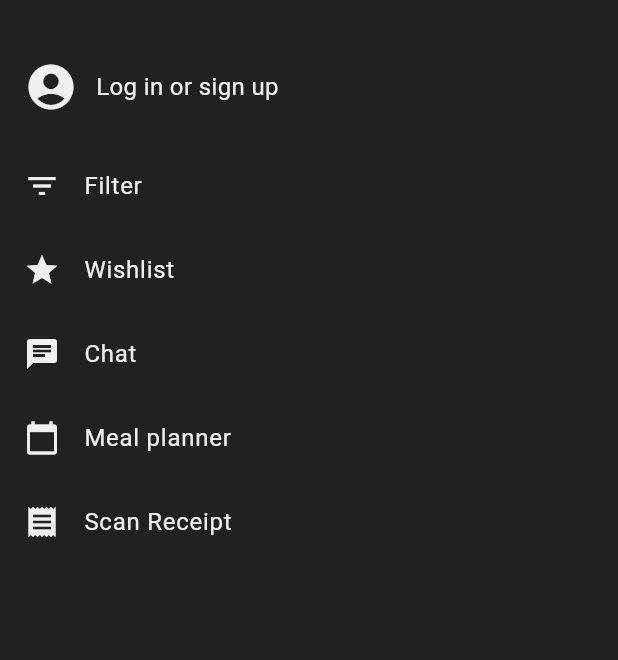
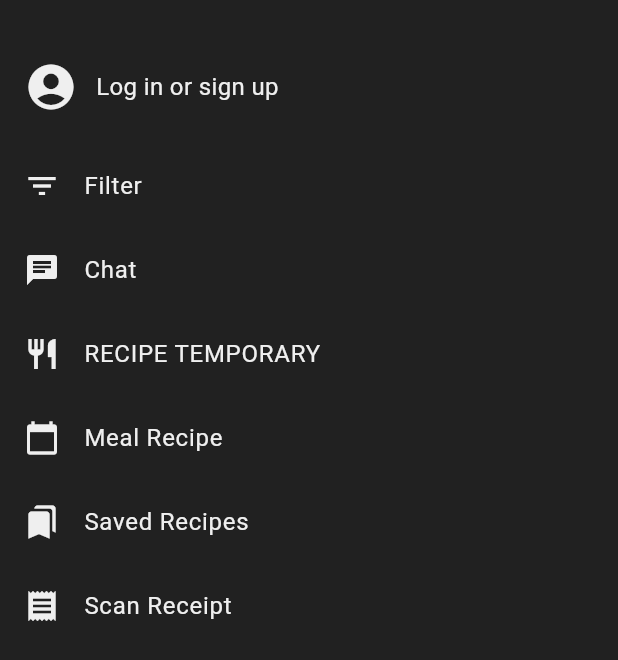
Before and after one commit to Kenzirey/ShoppingListGroup11, a Flutter app: the MyDrawer widget shown alone on an empty page, opened directly, on a phone screen of 412 x 824 dp. Shown: the top 660 px of the screen. Run offline on Flutter 3.47's test engine with Material 3 defaults, Android fonts, the phone set to English and light mode, and no system bars; our stand-ins replace flutter_gemini, flutter_riverpod, go_router, google_fonts, google_sign_in, image_picker and 1 more; missing offline and left inert: google_ml_kit; accounts and stored records are empty.

Commit message:
Set up 'saved recipes' screen skeleton.
First draft is done, with some dummy data just to develop the frontend aspect until we actually use dynamic data.

```diff
--- a/lib/routes/routes.dart
+++ b/lib/routes/routes.dart
@@ -3,7 +3,9 @@ import 'package:go_router/go_router.dart';
 import 'package:shopping_list_g11/src/screen/chat_screen.dart';
 import 'package:shopping_list_g11/src/screen/home_screen.dart';
 import 'package:shopping_list_g11/src/screen/login.dart';
+import 'package:shopping_list_g11/src/screen/meal_planner.dart';
 import 'package:shopping_list_g11/src/screen/meal_recipe.dart';
+import 'package:shopping_list_g11/src/screen/saved_recipes.dart';
 import 'package:shopping_list_g11/src/screen/shopping_list.dart';
 import 'package:shopping_list_g11/src/screen/purchase_history.dart';
 import 'package:shopping_list_g11/src/screen/signup_screen.dart';
@@ -82,20 +84,30 @@ class AppRouter {
             builder: (context, state) => const ScanReceiptScreen(),
           ),
           GoRoute(
-            path: '/chat', // meal recipe chat
+            path: '/chat', // chat screen (for asking for recipes)
             name: 'chat',
             builder: (context, state) => const ChatScreen(),
           ),
           GoRoute(
             path: '/recipe', // meal recipe chat
+            name: 'recipe',
+            builder: (context, state) => const MealRecipeScreen(),
+          ),
+          GoRoute(
+            path: '/meal-planner',
             name: 'mealPlanner',
-            builder: (context, state) => const MealRecipeScreen(),
+            builder: (context, state) => const MealPlannerScreen(),
           ),
           GoRoute(
             path: '/account',
             name: 'accountPage',
             builder: (context, state) => const AccountPageScreen(),
           ),
+          GoRoute(
+            path: '/savedRecipes',
+            name: 'savedRecipes',
+            builder: (context, state) => const SavedRecipesScreen(),
+          )
         ],
       ),
     ],
--- a/lib/src/widget/my_drawer.dart
+++ b/lib/src/widget/my_drawer.dart
@@ -55,7 +55,7 @@ class MyDrawer extends ConsumerWidget {
                 // If user IS logged in, show clickable avatar + name
                 Padding(
                   padding: const EdgeInsets.symmetric(horizontal: 16.0),
-		              child: InkWell(
+                  child: InkWell(
                     onTap: () {
                       Navigator.of(context).pop();
                       AppRouter.isDrawerNavigation = true;
@@ -66,7 +66,8 @@ class MyDrawer extends ConsumerWidget {
                       children: [
                         if (currentUser.avatarUrl?.isNotEmpty == true)
                           CircleAvatar(
-                            backgroundImage: NetworkImage(currentUser.avatarUrl!),
+                            backgroundImage:
+                                NetworkImage(currentUser.avatarUrl!),
                             radius: 18,
                           )
                         else
@@ -77,59 +78,75 @@ class MyDrawer extends ConsumerWidget {
                           ),
                         const SizedBox(width: 12),
                         Text(
-                          currentUser.name.isEmpty ? 'No Name' : currentUser.name,
+                          currentUser.name.isEmpty
+                              ? 'No Name'
+                              : currentUser.name,
                           style: TextStyle(
                             color: Theme.of(context).colorScheme.tertiary,
                             fontSize: 16,
+                          ),
                         ),
-                      ),
-                    ],
+                      ],
+                    ),
                   ),
                 ),
-              ),
               const SizedBox(height: 20),
 
               // Filter
               ListTile(
-                leading: Icon(Icons.filter_list, color: Theme.of(context).colorScheme.tertiary),
+                leading: Icon(Icons.filter_list,
+                    color: Theme.of(context).colorScheme.tertiary),
                 title: Text(
                   'Filter',
-                  style: TextStyle(color: Theme.of(context).colorScheme.tertiary),
-                ),
-                onTap: () {},
-              ),
-
-              // Wishlist
-              ListTile(
-                leading: Icon(Icons.star, color: Theme.of(context).colorScheme.tertiary),
-                title: Text(
-                  'Wishlist',
-                  style: TextStyle(color: Theme.of(context).colorScheme.tertiary),
+                  style:
+                      TextStyle(color: Theme.of(context).colorScheme.tertiary),
                 ),
                 onTap: () {},
               ),
 
               // Chat
               ListTile(
-                leading: Icon(Icons.chat, color: Theme.of(context).colorScheme.tertiary),
+                leading: Icon(Icons.chat,
+                    color: Theme.of(context).colorScheme.tertiary),
                 title: Text(
                   'Chat',
-                  style: TextStyle(color: Theme.of(context).colorScheme.tertiary),
+                  style:
+                      TextStyle(color: Theme.of(context).colorScheme.tertiary),
                 ),
                 onTap: () {
                   Navigator.of(context).pop();
-                  AppRouter.isDrawerNavigation = true; // Mark navigation as from the drawer
+                  AppRouter.isDrawerNavigation =
+                      true; // Mark navigation as from the drawer
                   context.goNamed('chat');
                   AppRouter.isDrawerNavigation = false;
                 },
               ),
 
-              // Meal planner
+              // Recipe screen. Temporary placement for testing.
               ListTile(
-                leading: Icon(Icons.calendar_today, color: Theme.of(context).colorScheme.tertiary),
+                leading: Icon(Icons.restaurant,
+                    color: Theme.of(context).colorScheme.tertiary),
                 title: Text(
-                  'Meal planner',
-                  style: TextStyle(color: Theme.of(context).colorScheme.tertiary),
+                  'RECIPE TEMPORARY',
+                  style:
+                      TextStyle(color: Theme.of(context).colorScheme.tertiary),
+                ),
+                onTap: () {
+                  Navigator.of(context).pop();
+                  AppRouter.isDrawerNavigation = true;
+                  context.goNamed('recipe');
+                  AppRouter.isDrawerNavigation = false;
+                },
+              ),
+
+              // Meal planner for the week (Mon-Sun).
+              ListTile(
+                leading: Icon(Icons.calendar_today,
+                    color: Theme.of(context).colorScheme.tertiary),
+                title: Text(
+                  'Meal Recipe',
+                  style:
+                      TextStyle(color: Theme.of(context).colorScheme.tertiary),
                 ),
                 onTap: () {
                   Navigator.of(context).pop();
@@ -139,12 +156,31 @@ class MyDrawer extends ConsumerWidget {
                 },
               ),
 
+              // Saved recipes
+              ListTile(
+                leading: Icon(Icons.bookmarks,
+                    color: Theme.of(context).colorScheme.tertiary),
+                title: Text(
+                  'Saved Recipes',
+                  style:
+                      TextStyle(color: Theme.of(context).colorScheme.tertiary),
+                ),
+                onTap: () {
+                  Navigator.of(context).pop();
+                  AppRouter.isDrawerNavigation = true;
+                  context.goNamed('savedRecipes');
+                  AppRouter.isDrawerNavigation = false;
+                },
+              ),
+
               // Scan Receipt
               ListTile(
-                leading: Icon(Icons.receipt, color: Theme.of(context).colorScheme.tertiary),
+                leading: Icon(Icons.receipt,
+                    color: Theme.of(context).colorScheme.tertiary),
                 title: Text(
                   'Scan Receipt',
-                  style: TextStyle(color: Theme.of(context).colorScheme.tertiary),
+                  style:
+                      TextStyle(color: Theme.of(context).colorScheme.tertiary),
                 ),
                 onTap: () {
                   Navigator.of(context).pop();
```
Also changed, not shown: lib/src/screen/saved_recipes.dart (added, +126 -0 lines).
